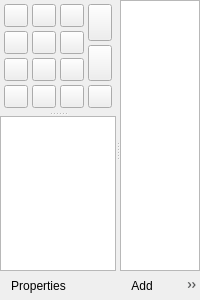
Qt form src/ptz-controls.ui (glikely/obs-ptz) before a commit.
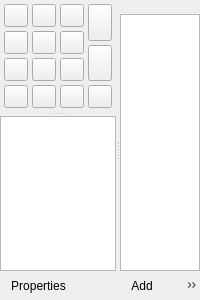
The same form after that commit. Icons and pictures are not drawn. Custom widgets are drawn as their Qt base class.

Commit message: ptz-controls: Show the controlled camera name above the presets

The edit to the form file:
```diff
--- a/src/ptz-controls.ui
+++ b/src/ptz-controls.ui
@@ -481,6 +481,24 @@
        <property name="bottomMargin">
         <number>0</number>
        </property>
+       <item>
+        <widget class="QLabel" name="cameraLabel">
+         <property name="font">
+          <font>
+           <bold>true</bold>
+          </font>
+         </property>
+         <property name="text">
+          <string/>
+         </property>
+         <property name="alignment">
+          <set>Qt::AlignmentFlag::AlignCenter</set>
+         </property>
+         <property name="margin">
+          <number>4</number>
+         </property>
+        </widget>
+       </item>
        <item>
         <widget class="CircularListView" name="presetListView">
          <property name="contextMenuPolicy">
```
The commit also changes 2 other files.
